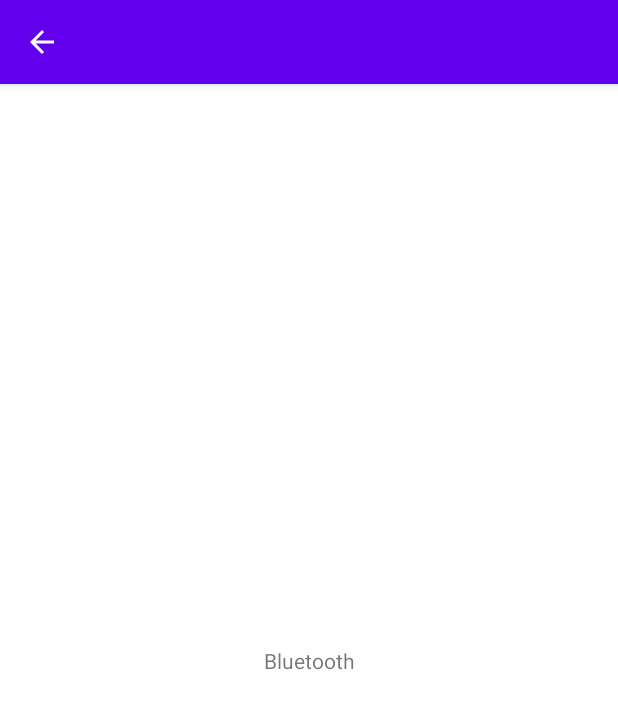
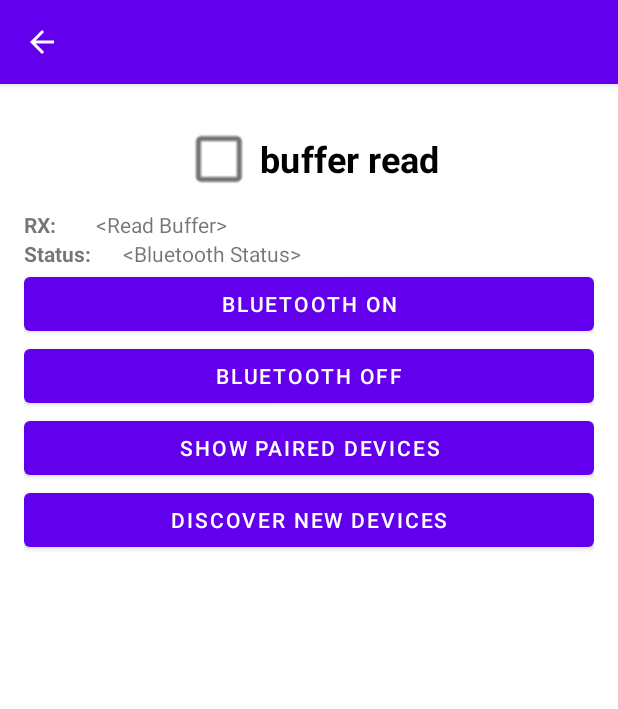
Before and after one commit to stephen-petrick/Senior-Design-Android-App, an Android app: the Bluetooth screen opened directly, with no data from a screen before it, on a phone screen of 412 x 824 dp. Shown: the top 709 px of the screen. Run offline under Robolectric (Android 15) with nearby library versions, the phone set to English and light mode, and no system bars.

Commit message:
Updated gui layout

```diff
--- a/app/src/main/AndroidManifest.xml
+++ b/app/src/main/AndroidManifest.xml
@@ -1,6 +1,9 @@
 <?xml version="1.0" encoding="utf-8"?>
 <manifest xmlns:android="http://schemas.android.com/apk/res/android"
     xmlns:tools="http://schemas.android.com/tools">
+
+    <uses-permission android:name="android.permission.BLUETOOTH_CONNECT" />
+    <uses-permission android:name="android.permission.BLUETOOTH_SCAN" />
 
     <application
         android:allowBackup="true"
--- a/app/src/main/res/layout/activity_bluetooth.xml
+++ b/app/src/main/res/layout/activity_bluetooth.xml
@@ -1,18 +1,103 @@
 <?xml version="1.0" encoding="utf-8"?>
-<androidx.constraintlayout.widget.ConstraintLayout xmlns:android="http://schemas.android.com/apk/res/android"
-    xmlns:app="http://schemas.android.com/apk/res-auto"
+<LinearLayout xmlns:android="http://schemas.android.com/apk/res/android"
     xmlns:tools="http://schemas.android.com/tools"
     android:layout_width="match_parent"
     android:layout_height="match_parent"
-    tools:context=".Bluetooth">
+    android:orientation="vertical"
+    android:paddingLeft="@dimen/activity_horizontal_margin"
+    android:paddingTop="@dimen/activity_vertical_margin"
+    android:paddingRight="@dimen/activity_horizontal_margin"
+    android:paddingBottom="@dimen/activity_vertical_margin"
+    tools:context="com.example.seniordesignandroidapp.Bluetooth">
 
-    <TextView
-        android:id="@+id/textView2"
+    <CheckBox
+        android:id="@+id/checkbox_led_1"
         android:layout_width="wrap_content"
         android:layout_height="wrap_content"
-        android:text="Bluetooth"
-        app:layout_constraintBottom_toBottomOf="parent"
-        app:layout_constraintEnd_toEndOf="parent"
-        app:layout_constraintStart_toStartOf="parent"
-        app:layout_constraintTop_toTopOf="parent" />
-</androidx.constraintlayout.widget.ConstraintLayout>
+        android:layout_gravity="center_horizontal"
+        android:layout_marginTop="10dp"
+        android:checked="false"
+        android:scaleX="1.7"
+        android:scaleY="1.7"
+        android:text="buffer read"
+        android:textStyle="bold" />
+
+    <LinearLayout
+        android:layout_width="match_parent"
+        android:layout_height="wrap_content"
+        android:layout_marginTop="10dp"
+        android:orientation="horizontal">
+
+        <TextView
+            android:layout_width="wrap_content"
+            android:layout_height="wrap_content"
+            android:layout_weight="0.1"
+            android:ellipsize="end"
+            android:maxLines="1"
+            android:text="RX:"
+            android:textStyle="bold" />
+
+        <TextView
+            android:id="@+id/read_buffer"
+            android:layout_width="wrap_content"
+            android:layout_height="wrap_content"
+            android:layout_weight="0.9"
+            android:ellipsize="end"
+            android:maxLines="1"
+            android:text="&lt;Read Buffer>" />
+    </LinearLayout>
+
+    <LinearLayout
+        android:layout_width="match_parent"
+        android:layout_height="wrap_content"
+        android:orientation="horizontal">
+
+        <TextView
+            android:layout_width="wrap_content"
+            android:layout_height="wrap_content"
+            android:layout_weight="0.1"
+            android:ellipsize="end"
+            android:maxLines="1"
+            android:text="Status:"
+            android:textStyle="bold" />
+
+        <TextView
+            android:id="@+id/bluetooth_status"
+            android:layout_width="wrap_content"
+            android:layout_height="wrap_content"
+            android:layout_weight="0.9"
+            android:ellipsize="end"
+            android:maxLines="1"
+            android:text="&lt;Bluetooth Status>" />
+    </LinearLayout>
+
+    <Button
+        android:id="@+id/scan"
+        android:layout_width="match_parent"
+        android:layout_height="wrap_content"
+        android:text="Bluetooth ON" />
+
+    <Button
+        android:id="@+id/off"
+        android:layout_width="match_parent"
+        android:layout_height="wrap_content"
+        android:text="Bluetooth OFF" />
+
+    <Button
+        android:id="@+id/paired_btn"
+        android:layout_width="match_parent"
+        android:layout_height="wrap_content"
+        android:text="Show paired Devices" />
+
+    <Button
+        android:id="@+id/discover"
+        android:layout_width="match_parent"
+        android:layout_height="wrap_content"
+        android:text="Discover New Devices" />
+
+    <ListView
+        android:id="@+id/devices_list_view"
+        android:layout_width="wrap_content"
+        android:layout_height="wrap_content"
+        android:choiceMode="singleChoice" />
+</LinearLayout>
```
